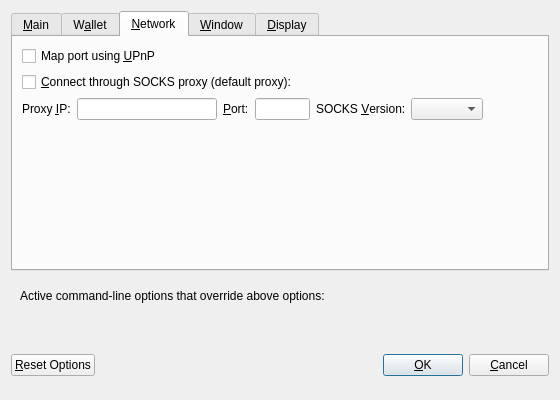
This is src/qt/forms/optionsdialog.ui in dantehemerson/own-btc as Qt 5 draws it before an edit. The edited form follows.
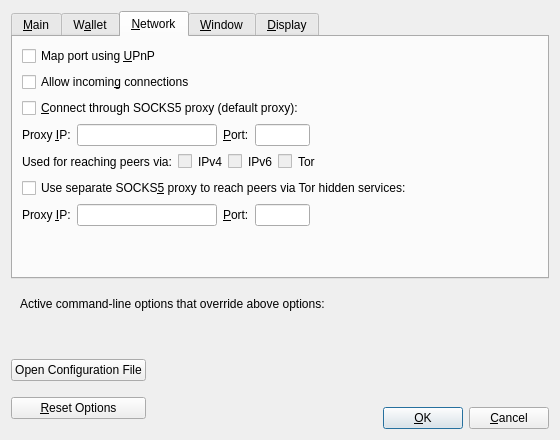
This is the edited form. The open tabs and pages were chosen to show the change. Custom widgets are drawn as their Qt base class.

Patch:
```diff
--- a/src/qt/forms/optionsdialog.ui
+++ b/src/qt/forms/optionsdialog.ui
@@ -7,7 +7,7 @@
     <x>0</x>
     <y>0</y>
     <width>560</width>
-    <height>400</height>
+    <height>440</height>
    </rect>
   </property>
   <property name="windowTitle">
@@ -30,10 +30,73 @@
        <item>
         <widget class="QCheckBox" name="bitcoinAtStartup">
          <property name="toolTip">
-          <string>Automatically start Bitcoin after logging in to the system.</string>
+          <string>Automatically start %1 after logging in to the system.</string>
          </property>
          <property name="text">
-          <string>&amp;Start Bitcoin on system login</string>
+          <string>&amp;Start %1 on system login</string>
+         </property>
+        </widget>
+       </item>
+       <item>
+        <spacer name="horizontalSpacer_0_Main">
+         <property name="orientation">
+          <enum>Qt::Horizontal</enum>
+         </property>
+         <property name="sizeHint" stdset="0">
+          <size>
+           <width>40</width>
+           <height>5</height>
+          </size>
+         </property>
+        </spacer>
+       </item>
+       <item>
+       <layout class="QHBoxLayout" name="horizontalLayout_Main_Prune">
+        <item>
+         <widget class="QCheckBox" name="prune">
+          <property name="toolTip">
+           <string>Disables some advanced features but all blocks will still be fully validated. Reverting this setting requires re-downloading the entire blockchain. Actual disk usage may be somewhat higher.</string>
+          </property>
+          <property name="text">
+           <string>Prune &amp;block storage to</string>
+          </property>
+         </widget>
+        </item>
+        <item>
+         <widget class="QSpinBox" name="pruneSize"/>
+        </item>
+         <item>
+          <widget class="QLabel" name="pruneSizeUnitLabel">
+           <property name="text">
+            <string>GB</string>
+           </property>
+           <property name="textFormat">
+            <enum>Qt::PlainText</enum>
+           </property>
+          </widget>
+         </item>
+         <item>
+          <spacer name="horizontalSpacer_Main_Prune">
+           <property name="orientation">
+            <enum>Qt::Horizontal</enum>
+           </property>
+           <property name="sizeHint" stdset="0">
+            <size>
+             <width>40</width>
+             <height>20</height>
+            </size>
+           </property>
+          </spacer>
+         </item>
+        </layout>
+       </item>
+       <item>
+        <widget class="QLabel" name="pruneWarning">
+         <property name="text">
+          <string>Reverting this setting requires re-downloading the entire blockchain.</string>
+         </property>
+         <property name="textFormat">
+          <enum>Qt::PlainText</enum>
          </property>
         </widget>
        </item>
@@ -81,7 +144,7 @@
         </layout>
        </item>
        <item>
-        <layout class="QHBoxLayout" name="horizontalLayout_3_Main">
+        <layout class="QHBoxLayout" name="horizontalLayout_Main_VerifyLabel">
          <item>
           <widget class="QLabel" name="threadsScriptVerifLabel">
            <property name="text">
@@ -103,7 +166,7 @@
           </widget>
          </item>
          <item>
-          <spacer name="horizontalSpacer_3_Main">
+          <spacer name="horizontalSpacer_Main_Threads">
            <property name="orientation">
             <enum>Qt::Horizontal</enum>
            </property>
@@ -137,65 +200,6 @@
        <string>W&amp;allet</string>
       </attribute>
       <layout class="QVBoxLayout" name="verticalLayout_Wallet">
-       <item>
-        <widget class="QLabel" name="transactionFeeInfoLabel">
-         <property name="text">
-          <string>Optional transaction fee per kB that helps make sure your transactions are processed quickly. Most transactions are 1 kB.</string>
-         </property>
-         <property name="textFormat">
-          <enum>Qt::PlainText</enum>
-         </property>
-         <property name="wordWrap">
-          <bool>true</bool>
-         </property>
-        </widget>
-       </item>
-       <item>
-        <layout class="QHBoxLayout" name="horizontalLayout_1_Wallet">
-         <item>
-          <widget class="QLabel" name="transactionFeeLabel">
-           <property name="text">
-            <string>Pay transaction &amp;fee</string>
-           </property>
-           <property name="textFormat">
-            <enum>Qt::PlainText</enum>
-           </property>
-           <property name="buddy">
-            <cstring>transactionFee</cstring>
-           </property>
-          </widget>
-         </item>
-         <item>
-          <widget class="BitcoinAmountField" name="transactionFee"/>
-         </item>
-         <item>
-          <spacer name="horizontalSpacer_1_Wallet">
-           <property name="orientation">
-            <enum>Qt::Horizontal</enum>
-           </property>
-           <property name="sizeHint" stdset="0">
-            <size>
-             <width>40</width>
-             <height>20</height>
-            </size>
-           </property>
-          </spacer>
-         </item>
-        </layout>
-       </item>
-       <item>
-        <spacer name="verticalSpacer_Wallet">
-         <property name="orientation">
-          <enum>Qt::Vertical</enum>
-         </property>
-         <property name="sizeHint" stdset="0">
-          <size>
-           <width>20</width>
-           <height>40</height>
-          </size>
-         </property>
-        </spacer>
-       </item>
        <item>
         <widget class="QGroupBox" name="groupBox">
          <property name="title">
@@ -225,6 +229,19 @@
          </layout>
         </widget>
        </item>
+       <item>
+        <spacer name="verticalSpacer_Wallet">
+         <property name="orientation">
+          <enum>Qt::Vertical</enum>
+         </property>
+         <property name="sizeHint" stdset="0">
+          <size>
+           <width>20</width>
+           <height>40</height>
+          </size>
+         </property>
+        </spacer>
+       </item>
       </layout>
      </widget>
      <widget class="QWidget" name="tabNetwork">
@@ -242,13 +259,23 @@
          </property>
         </widget>
        </item>
+       <item>
+        <widget class="QCheckBox" name="allowIncoming">
+         <property name="toolTip">
+          <string>Accept connections from outside.</string>
+         </property>
+         <property name="text">
+          <string>Allow incomin&amp;g connections</string>
+         </property>
+        </widget>
+       </item>
        <item>
         <widget class="QCheckBox" name="connectSocks">
          <property name="toolTip">
-          <string>Connect to the Bitcoin network through a SOCKS proxy.</string>
+          <string>Connect to the Bitcoin network through a SOCKS5 proxy.</string>
          </property>
          <property name="text">
-          <string>&amp;Connect through SOCKS proxy (default proxy):</string>
+          <string>&amp;Connect through SOCKS5 proxy (default proxy):</string>
          </property>
         </widget>
        </item>
@@ -318,26 +345,6 @@
            </property>
           </widget>
          </item>
-         <item>
-          <widget class="QLabel" name="socksVersionLabel">
-           <property name="text">
-            <string>SOCKS &amp;Version:</string>
-           </property>
-           <property name="textFormat">
-            <enum>Qt::PlainText</enum>
-           </property>
-           <property name="buddy">
-            <cstring>socksVersion</cstring>
-           </property>
-          </widget>
-         </item>
-         <item>
-          <widget class="QValueComboBox" name="socksVersion">
-           <property name="toolTip">
-            <string>SOCKS version of the proxy (e.g. 5)</string>
-           </property>
-          </widget>
-         </item>
          <item>
           <spacer name="horizontalSpacer_1_Network">
            <property name="orientation">
@@ -353,6 +360,193 @@
          </item>
         </layout>
        </item>
+       <item>
+        <layout class="QHBoxLayout" name="horizontalLayout_2_Network">
+         <item>
+          <widget class="QLabel" name="proxyActiveNets">
+           <property name="text">
+            <string>Used for reaching peers via:</string>
+           </property>
+           <property name="textFormat">
+            <enum>Qt::PlainText</enum>
+           </property>
+          </widget>
+         </item>
+         <item>
+          <widget class="QCheckBox" name="proxyReachIPv4">
+           <property name="enabled">
+            <bool>false</bool>
+           </property>
+           <property name="toolTip">
+            <string>Shows if the supplied default SOCKS5 proxy is used to reach peers via this network type.</string>
+           </property>
+           <property name="text">
+            <string/>
+           </property>
+          </widget>
+         </item>
+         <item>
+          <widget class="QLabel" name="proxyReachIPv4Label">
+           <property name="text">
+            <string>IPv4</string>
+           </property>
+           <property name="textFormat">
+            <enum>Qt::PlainText</enum>
+           </property>
+          </widget>
+         </item>
+         <item>
+          <widget class="QCheckBox" name="proxyReachIPv6">
+           <property name="enabled">
+            <bool>false</bool>
+           </property>
+           <property name="toolTip">
+            <string>Shows if the supplied default SOCKS5 proxy is used to reach peers via this network type.</string>
+           </property>
+           <property name="text">
+            <string/>
+           </property>
+          </widget>
+         </item>
+         <item>
+          <widget class="QLabel" name="proxyReachIPv6Label">
+           <property name="text">
+            <string>IPv6</string>
+           </property>
+           <property name="textFormat">
+            <enum>Qt::PlainText</enum>
+           </property>
+          </widget>
+         </item>
+         <item>
+          <widget class="QCheckBox" name="proxyReachTor">
+           <property name="enabled">
+            <bool>false</bool>
+           </property>
+           <property name="toolTip">
+            <string>Shows if the supplied default SOCKS5 proxy is used to reach peers via this network type.</string>
+           </property>
+           <property name="text">
+            <string/>
+           </property>
+          </widget>
+         </item>
+         <item>
+          <widget class="QLabel" name="proxyReachTorLabel">
+           <property name="text">
+            <string>Tor</string>
+           </property>
+           <property name="textFormat">
+            <enum>Qt::PlainText</enum>
+           </property>
+          </widget>
+         </item>
+         <item>
+          <spacer name="horizontalSpacer_2_Network">
+           <property name="orientation">
+            <enum>Qt::Horizontal</enum>
+           </property>
+           <property name="sizeHint" stdset="0">
+            <size>
+             <width>40</width>
+             <height>20</height>
+            </size>
+           </property>
+          </spacer>
+         </item>
+        </layout>
+       </item>
+       <item>
+        <widget class="QCheckBox" name="connectSocksTor">
+         <property name="toolTip">
+          <string>Connect to the Bitcoin network through a separate SOCKS5 proxy for Tor hidden services.</string>
+         </property>
+         <property name="text">
+          <string>Use separate SOCKS&amp;5 proxy to reach peers via Tor hidden services:</string>
+         </property>
+        </widget>
+       </item>
+       <item>
+        <layout class="QHBoxLayout" name="horizontalLayout_3_Network">
+         <item>
+          <widget class="QLabel" name="proxyIpTorLabel">
+           <property name="text">
+            <string>Proxy &amp;IP:</string>
+           </property>
+           <property name="textFormat">
+            <enum>Qt::PlainText</enum>
+           </property>
+           <property name="buddy">
+            <cstring>proxyIpTor</cstring>
+           </property>
+          </widget>
+         </item>
+         <item>
+          <widget class="QValidatedLineEdit" name="proxyIpTor">
+           <property name="minimumSize">
+            <size>
+             <width>140</width>
+             <height>0</height>
+            </size>
+           </property>
+           <property name="maximumSize">
+            <size>
+             <width>140</width>
+             <height>16777215</height>
+            </size>
+           </property>
+           <property name="toolTip">
+            <string>IP address of the proxy (e.g. IPv4: 127.0.0.1 / IPv6: ::1)</string>
+           </property>
+          </widget>
+         </item>
+         <item>
+          <widget class="QLabel" name="proxyPortTorLabel">
+           <property name="text">
+            <string>&amp;Port:</string>
+           </property>
+           <property name="textFormat">
+            <enum>Qt::PlainText</enum>
+           </property>
+           <property name="buddy">
+            <cstring>proxyPortTor</cstring>
+           </property>
+          </widget>
+         </item>
+         <item>
+          <widget class="QLineEdit" name="proxyPortTor">
+           <property name="minimumSize">
+            <size>
+             <width>55</width>
+             <height>0</height>
+            </size>
+           </property>
+           <property name="maximumSize">
+            <size>
+             <width>55</width>
+             <height>16777215</height>
+            </size>
+           </property>
+           <property name="toolTip">
+            <string>Port of the proxy (e.g. 9050)</string>
+           </property>
+          </widget>
+         </item>
+         <item>
+          <spacer name="horizontalSpacer_4_Network">
+           <property name="orientation">
+            <enum>Qt::Horizontal</enum>
+           </property>
+           <property name="sizeHint" stdset="0">
+            <size>
+             <width>40</width>
+             <height>20</height>
+            </size>
+           </property>
+          </spacer>
+         </item>
+        </layout>
+       </item>
        <item>
         <spacer name="verticalSpacer_Network">
          <property name="orientation">
@@ -373,6 +567,16 @@
        <string>&amp;Window</string>
       </attribute>
       <layout class="QVBoxLayout" name="verticalLayout_Window">
+       <item>
+        <widget class="QCheckBox" name="hideTrayIcon">
+         <property name="toolTip">
+          <string>Hide the icon from the system tray.</string>
+         </property>
+         <property name="text">
+          <string>&amp;Hide tray icon</string>
+         </property>
+        </widget>
+       </item>
        <item>
         <widget class="QCheckBox" name="minimizeToTray">
          <property name="toolTip">
@@ -386,7 +590,7 @@
        <item>
         <widget class="QCheckBox" name="minimizeOnClose">
          <property name="toolTip">
-          <string>Minimize instead of exit the application when the window is closed. When this option is enabled, the application will be closed only after selecting Quit in the menu.</string>
+          <string>Minimize instead of exit the application when the window is closed. When this option is enabled, the application will be closed only after selecting Exit in the menu.</string>
          </property>
          <property name="text">
           <string>M&amp;inimize on close</string>
@@ -431,7 +635,7 @@
          <item>
           <widget class="QValueComboBox" name="lang">
            <property name="toolTip">
-            <string>The user interface language can be set here. This setting will take effect after restarting Bitcoin.</string>
+            <string>The user interface language can be set here. This setting will take effect after restarting %1.</string>
            </property>
           </widget>
          </item>
@@ -461,16 +665,6 @@
          </item>
         </layout>
        </item>
-       <item>
-        <widget class="QCheckBox" name="displayAddresses">
-         <property name="toolTip">
-          <string>Whether to show Bitcoin addresses in the transaction list or not.</string>
-         </property>
-         <property name="text">
-          <string>&amp;Display addresses in transaction list</string>
-         </property>
-        </widget>
-       </item>
        <item>
         <layout class="QHBoxLayout" name="horizontalLayout_3_Display">
          <item>
@@ -479,7 +673,7 @@
             <string>Third party URLs (e.g. a block explorer) that appear in the transactions tab as context menu items. %s in the URL is replaced by transaction hash. Multiple URLs are separated by vertical bar |.</string>
            </property>
            <property name="text">
-            <string>Third party transaction URLs</string>
+            <string>&amp;Third party transaction URLs</string>
            </property>
            <property name="buddy">
             <cstring>thirdPartyTxUrls</cstring>
@@ -561,17 +755,34 @@
    <item>
     <layout class="QHBoxLayout" name="horizontalLayout_Buttons">
      <item>
-      <widget class="QPushButton" name="resetButton">
-       <property name="toolTip">
-        <string>Reset all client options to default.</string>
-       </property>
-       <property name="text">
-        <string>&amp;Reset Options</string>
-       </property>
-       <property name="autoDefault">
-        <bool>false</bool>
-       </property>
-      </widget>
+      <layout class="QVBoxLayout" name="verticalLayout_Buttons">
+       <item>
+        <widget class="QPushButton" name="openBitcoinConfButton">
+         <property name="toolTip">
+          <string>Open the %1 configuration file from the working directory.</string>
+         </property>
+         <property name="text">
+          <string>Open Configuration File</string>
+         </property>
+         <property name="autoDefault">
+          <bool>false</bool>
+         </property>
+        </widget>
+       </item>
+       <item>
+        <widget class="QPushButton" name="resetButton">
+         <property name="toolTip">
+          <string>Reset all client options to default.</string>
+         </property>
+         <property name="text">
+          <string>&amp;Reset Options</string>
+         </property>
+         <property name="autoDefault">
+          <bool>false</bool>
+         </property>
+        </widget>
+       </item>
+      </layout>
      </item>
      <item>
       <spacer name="horizontalSpacer_1">
@@ -625,33 +836,54 @@
       </spacer>
      </item>
      <item>
-      <widget class="QPushButton" name="okButton">
-       <property name="text">
-        <string>&amp;OK</string>
-       </property>
-      </widget>
-     </item>
-     <item>
-      <widget class="QPushButton" name="cancelButton">
-       <property name="text">
-        <string>&amp;Cancel</string>
-       </property>
-       <property name="autoDefault">
-        <bool>false</bool>
-       </property>
-      </widget>
+      <layout class="QVBoxLayout" name="verticalLayout_4">
+       <item>
+        <spacer name="verticalSpacer">
+         <property name="orientation">
+          <enum>Qt::Vertical</enum>
+         </property>
+         <property name="sizeHint" stdset="0">
+          <size>
+           <width>20</width>
+           <height>40</height>
+          </size>
+         </property>
+        </spacer>
+       </item>
+       <item>
+        <layout class="QHBoxLayout" name="horizontalLayout">
+         <item>
+          <widget class="QPushButton" name="okButton">
+           <property name="text">
+            <string>&amp;OK</string>
+           </property>
+           <property name="autoDefault">
+            <bool>false</bool>
+           </property>
+           <property name="default">
+            <bool>true</bool>
+           </property>
+          </widget>
+         </item>
+         <item>
+          <widget class="QPushButton" name="cancelButton">
+           <property name="text">
+            <string>&amp;Cancel</string>
+           </property>
+           <property name="autoDefault">
+            <bool>false</bool>
+           </property>
+          </widget>
+         </item>
+        </layout>
+       </item>
+      </layout>
      </item>
     </layout>
    </item>
   </layout>
  </widget>
  <customwidgets>
-  <customwidget>
-   <class>BitcoinAmountField</class>
-   <extends>QLineEdit</extends>
-   <header>bitcoinamountfield.h</header>
-   <container>1</container>
-  </customwidget>
   <customwidget>
    <class>QValidatedLineEdit</class>
    <extends>QLineEdit</extends>
```
Left out of the diff: 4 changed lines with no effect on the pictures.
